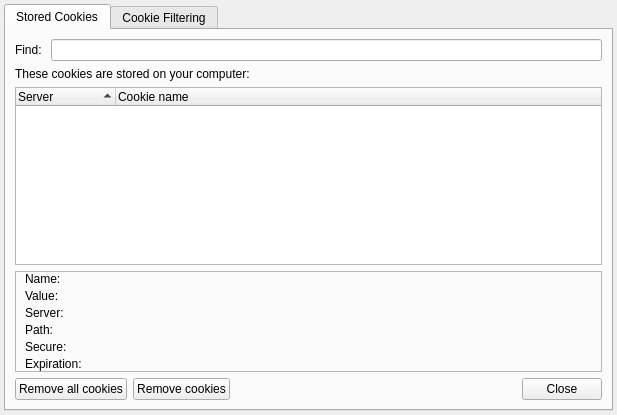
The window that src/lib/cookies/cookiemanager.ui (QupZilla/qupzilla) describes before a commit, drawn with Qt 5.
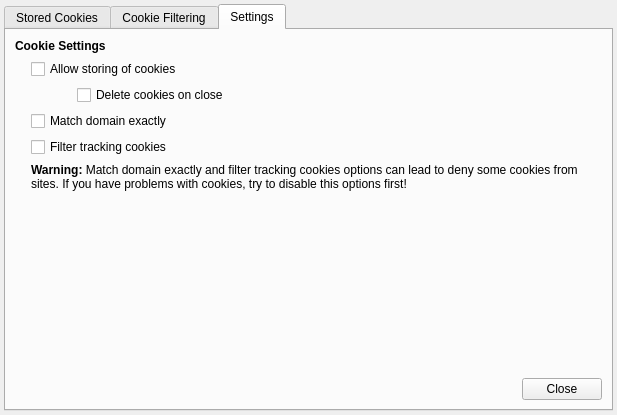
The same window after the commit. The open tabs and pages were chosen to show the change. Custom widgets are drawn as their Qt base class.

Commit message: Moved all cookies settings into Cookies Manager.

What changed in the file:
```diff
--- a/src/lib/cookies/cookiemanager.ui
+++ b/src/lib/cookies/cookiemanager.ui
@@ -359,6 +359,123 @@
        </item>
       </layout>
      </widget>
+     <widget class="QWidget" name="tab_3">
+      <attribute name="title">
+       <string>Settings</string>
+      </attribute>
+      <layout class="QGridLayout" name="gridLayout_4">
+       <item row="0" column="0" colspan="3">
+        <widget class="QLabel" name="label_13">
+         <property name="text">
+          <string>&lt;b&gt;Cookie Settings&lt;/b&gt;</string>
+         </property>
+        </widget>
+       </item>
+       <item row="1" column="1" colspan="2">
+        <widget class="QCheckBox" name="saveCookies">
+         <property name="text">
+          <string>Allow storing of cookies</string>
+         </property>
+        </widget>
+       </item>
+       <item row="2" column="0">
+        <spacer name="horizontalSpacer_2">
+         <property name="orientation">
+          <enum>Qt::Horizontal</enum>
+         </property>
+         <property name="sizeType">
+          <enum>QSizePolicy::Fixed</enum>
+         </property>
+         <property name="sizeHint" stdset="0">
+          <size>
+           <width>10</width>
+           <height>20</height>
+          </size>
+         </property>
+        </spacer>
+       </item>
+       <item row="2" column="1">
+        <spacer name="horizontalSpacer">
+         <property name="orientation">
+          <enum>Qt::Horizontal</enum>
+         </property>
+         <property name="sizeType">
+          <enum>QSizePolicy::Fixed</enum>
+         </property>
+         <property name="sizeHint" stdset="0">
+          <size>
+           <width>40</width>
+           <height>20</height>
+          </size>
+         </property>
+        </spacer>
+       </item>
+       <item row="2" column="2">
+        <widget class="QCheckBox" name="deleteCookiesOnClose">
+         <property name="text">
+          <string>Delete cookies on close</string>
+         </property>
+        </widget>
+       </item>
+       <item row="2" column="3">
+        <spacer name="horizontalSpacer_22">
+         <property name="orientation">
+          <enum>Qt::Horizontal</enum>
+         </property>
+         <property name="sizeHint" stdset="0">
+          <size>
+           <width>344</width>
+           <height>20</height>
+          </size>
+         </property>
+        </spacer>
+       </item>
+       <item row="3" column="1" colspan="2">
+        <widget class="QCheckBox" name="matchExactly">
+         <property name="text">
+          <string>Match domain exactly</string>
+         </property>
+        </widget>
+       </item>
+       <item row="4" column="1" colspan="2">
+        <widget class="QCheckBox" name="filterTracking">
+         <property name="text">
+          <string>Filter tracking cookies</string>
+         </property>
+        </widget>
+       </item>
+       <item row="6" column="3">
+        <spacer name="verticalSpacer_3">
+         <property name="orientation">
+          <enum>Qt::Vertical</enum>
+         </property>
+         <property name="sizeHint" stdset="0">
+          <size>
+           <width>20</width>
+           <height>40</height>
+          </size>
+         </property>
+        </spacer>
+       </item>
+       <item row="5" column="1" colspan="3">
+        <widget class="QLabel" name="label_19">
+         <property name="text">
+          <string>&lt;b&gt;Warning:&lt;/b&gt; Match domain exactly and filter tracking cookies options can lead to deny some cookies from sites. If you have problems with cookies, try to disable this options first!</string>
+         </property>
+         <property name="wordWrap">
+          <bool>true</bool>
+         </property>
+        </widget>
+       </item>
+       <item row="7" column="3">
+        <widget class="QDialogButtonBox" name="close3">
+         <property name="standardButtons">
+          <set>QDialogButtonBox::Close</set>
+         </property>
+        </widget>
+       </item>
+      </layout>
+     </widget>
     </widget>
    </item>
   </layout>
```
The commit also changes 8 other files.
